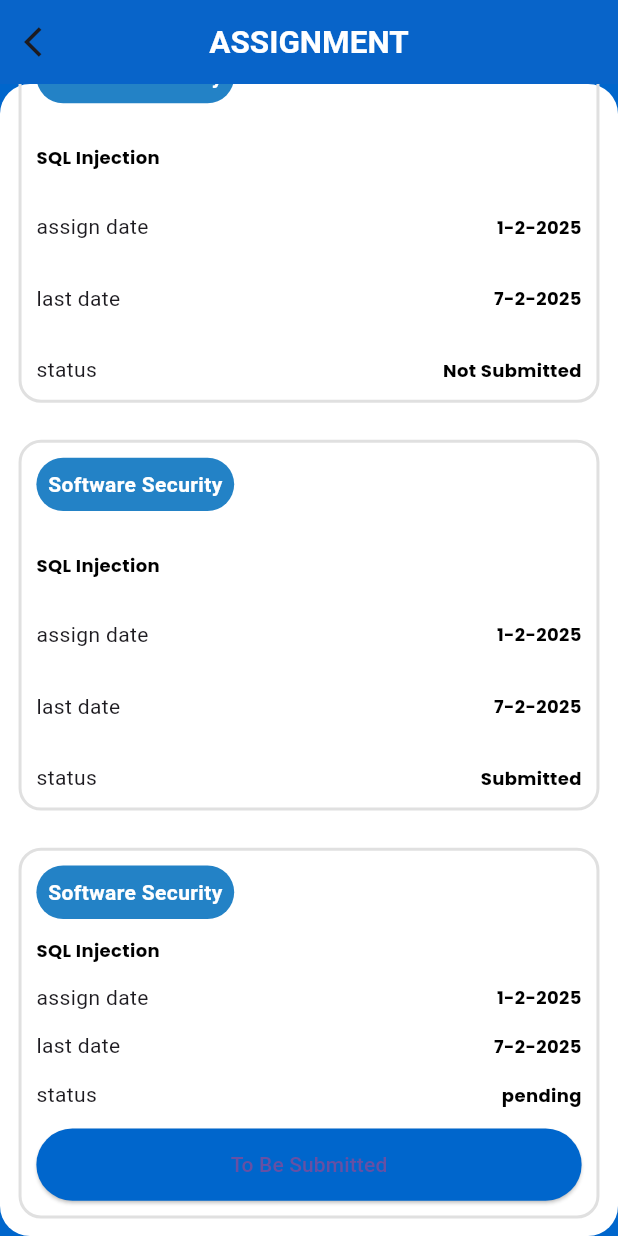
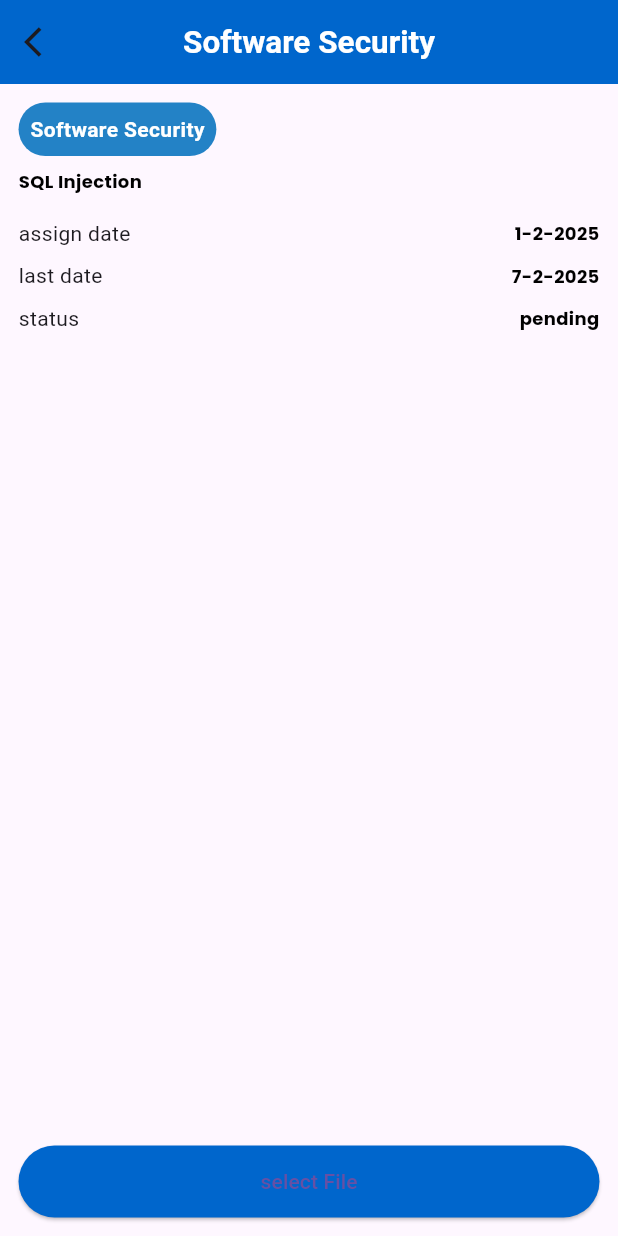
Before and after one commit to EsraaEhab153/fcit_edutrack, a Flutter app: the AssignmentScreen screen opened by its route, scrolled down 319 dp, after a tap on "To Be Submitted", on a phone screen of 412 x 824 dp. Run offline on Flutter 3.47's test engine with Material 3 defaults, Android fonts, the phone set to English and light mode, and no system bars; our stand-ins replace animated_splash_screen, file_picker, google_fonts, google_nav_bar, lottie, open_file and 1 more; missing offline and left inert: flutter_barcode_scanner.

Commit message:
Finished Assignment Details Screen UI and Picked file from the device

```diff
--- a/lib/main.dart
+++ b/lib/main.dart
@@ -1,6 +1,7 @@
 import 'package:fci_edutrack/auth/login_or_register_screen.dart';
 import 'package:fci_edutrack/auth/login_screen.dart';
 import 'package:fci_edutrack/auth/register_screen.dart';
+import 'package:fci_edutrack/screens/assignment/assignment_details.dart';
 import 'package:fci_edutrack/screens/assignment/assignment_screen.dart';
 import 'package:fci_edutrack/screens/camera_permission_screen.dart';
 import 'package:fci_edutrack/screens/explain_screens.dart';
@@ -12,8 +13,14 @@ import 'package:fci_edutrack/screens/password/reset_password_screen.dart';
 import 'package:fci_edutrack/screens/register_attendance.dart';
 import 'package:fci_edutrack/screens/splash_screen.dart';
 import 'package:flutter/material.dart';
+import 'package:flutter/services.dart';
 
 void main() {
+  WidgetsFlutterBinding.ensureInitialized();
+  SystemChrome.setPreferredOrientations([
+    DeviceOrientation.portraitUp,
+    DeviceOrientation.portraitDown,
+  ]);
   runApp(const MyApp());
 }
 
@@ -46,6 +53,7 @@ class MyApp extends StatelessWidget {
         MyBottomNavBar.routeName: (context) => const MyBottomNavBar(),
         NotificationsScreen.routeName: (context) => const NotificationsScreen(),
         AssignmentScreen.routeName: (context) => const AssignmentScreen(),
+        AssignmentDetails.routeName: (context) => const AssignmentDetails(),
       },
     );
   }
--- a/lib/screens/assignment/assignment_card.dart
+++ b/lib/screens/assignment/assignment_card.dart
@@ -1,3 +1,4 @@
+import 'package:fci_edutrack/screens/assignment/assignment_details.dart';
 import 'package:fci_edutrack/screens/assignment/assignment_model.dart';
 import 'package:fci_edutrack/style/my_app_colors.dart';
 import 'package:fci_edutrack/style/my_theme_data.dart';
@@ -76,7 +77,10 @@ class AssignmentCard extends StatelessWidget {
           ),
           if (assignments[index].status == 'pending')
             ElevatedButton(
-                onPressed: () {},
+                onPressed: () {
+                  Navigator.pushNamed(context, AssignmentDetails.routeName,
+                      arguments: assignments[index]);
+                },
                 style: ElevatedButton.styleFrom(
                   backgroundColor: MyAppColors.primaryColor,
                   padding: EdgeInsets.all(
--- /dev/null
+++ b/lib/screens/assignment/assignment_details.dart
@@ -0,0 +1,230 @@
+import 'package:fci_edutrack/screens/assignment/assignment_model.dart';
+import 'package:file_picker/file_picker.dart';
+import 'package:flutter/material.dart';
+import 'package:open_file/open_file.dart';
+
+import '../../style/my_app_colors.dart';
+import '../../style/my_theme_data.dart';
+
+class AssignmentDetails extends StatefulWidget {
+  static const String routeName = 'assignment_details';
+
+  const AssignmentDetails({super.key});
+
+  @override
+  State<AssignmentDetails> createState() => _AssignmentDetailsState();
+}
+
+class _AssignmentDetailsState extends State<AssignmentDetails> {
+  bool isFilePicked = false;
+  PlatformFile? selectedFile; // Store the selected file
+
+  @override
+  Widget build(BuildContext context) {
+    AssignmentModel assignment =
+        ModalRoute.of(context)!.settings.arguments as AssignmentModel;
+
+    return Scaffold(
+      appBar: AppBar(
+        backgroundColor: MyAppColors.primaryColor,
+        title: Text(
+          assignment.subjectName,
+          style: MyThemeData.lightModeStyle.textTheme.titleMedium!.copyWith(
+            color: MyAppColors.whiteColor,
+          ),
+        ),
+        centerTitle: true,
+        elevation: 0,
+        leading: IconButton(
+          onPressed: () {
+            Navigator.pop(context);
+          },
+          icon: const Icon(Icons.arrow_back_ios),
+        ),
+      ),
+      body: Padding(
+        padding: EdgeInsets.all(MediaQuery.of(context).size.width * 0.03),
+        child: Column(
+          crossAxisAlignment: CrossAxisAlignment.start,
+          children: [
+            // Subject name
+            Container(
+              padding:
+                  EdgeInsets.all(MediaQuery.of(context).size.width * 0.019),
+              decoration: BoxDecoration(
+                  color: MyAppColors.lightBlueColor,
+                  borderRadius: BorderRadius.circular(20)),
+              child: Text(
+                assignment.subjectName,
+                style: MyThemeData.lightModeStyle.textTheme.titleSmall!
+                    .copyWith(
+                        color: MyAppColors.whiteColor,
+                        fontWeight: FontWeight.bold),
+              ),
+            ),
+            SizedBox(
+              height: MediaQuery.of(context).size.height * 0.01,
+            ),
+            // Topic name
+            Text(
+              assignment.topicName,
+              style: MyThemeData.lightModeStyle.textTheme.bodyMedium,
+            ),
+            SizedBox(
+              height: MediaQuery.of(context).size.height * 0.02,
+            ),
+            // Assign date
+            Row(
+              mainAxisAlignment: MainAxisAlignment.spaceBetween,
+              children: [
+                const Text('assign date'),
+                Text(
+                  assignment.assignDate,
+                  style: MyThemeData.lightModeStyle.textTheme.bodyMedium,
+                ),
+              ],
+            ),
+            SizedBox(
+              height: MediaQuery.of(context).size.height * 0.01,
+            ),
+            // Last date
+            Row(
+              mainAxisAlignment: MainAxisAlignment.spaceBetween,
+              children: [
+                const Text('last date'),
+                Text(
+                  assignment.lastDate,
+                  style: MyThemeData.lightModeStyle.textTheme.bodyMedium,
+                ),
+              ],
+            ),
+            SizedBox(
+              height: MediaQuery.of(context).size.height * 0.01,
+            ),
+            // Status
+            Row(
+              mainAxisAlignment: MainAxisAlignment.spaceBetween,
+              children: [
+                const Text('status'),
+                Text(
+                  assignment.status,
+                  style: MyThemeData.lightModeStyle.textTheme.bodyMedium,
+                ),
+              ],
+            ),
+            SizedBox(
+              height: MediaQuery.of(context).size.height * 0.03,
+            ),
+            // Show the container only when a file is picked
+            if (isFilePicked && selectedFile != null)
+              GestureDetector(
+                onTap: () {
+                  openFile(
+                      selectedFile!); // Open the file when the container is clicked
+                },
+                child: Container(
+                  width: double.infinity,
+                  padding: const EdgeInsets.all(10),
+                  decoration: BoxDecoration(
+                    color: MyAppColors.primaryColor,
+                    borderRadius: BorderRadius.circular(10),
+                  ),
+                  child: Row(
+                    mainAxisAlignment: MainAxisAlignment.spaceBetween,
+                    children: [
+                      SizedBox(
+                        width: 200, // Adjust width as needed
+                        child: Text(
+                          selectedFile!.name, // Show file name
+                          overflow: TextOverflow.ellipsis,
+                          // Adds "..." when text is too long
+                          maxLines: 1,
+                          style: MyThemeData
+                              .lightModeStyle.textTheme.bodyMedium!
+                              .copyWith(
+                            color: Colors.white,
+                          ),
+                        ),
+                      ),
+                      Row(
+                        children: [
+                          const Icon(Icons.insert_drive_file,
+                              color: Colors.white),
+                          const SizedBox(width: 8),
+                          // Delete Icon
+                          IconButton(
+                            onPressed: () {
+                              showDeleteConfirmationDialog();
+                            },
+                            icon: const Icon(Icons.delete, color: Colors.red),
+                          ),
+                        ],
+                      ),
+                    ],
+                  ),
+                ),
+              ),
+
+            const Spacer(),
+
+            // File Picker Button
+            ElevatedButton(
+              onPressed: () async {
+                final result = await FilePicker.platform.pickFiles();
+                if (result == null) return;
+
+                setState(() {
+                  isFilePicked = true;
+                  selectedFile = result.files.first; // Store the picked file
+                });
+              },
+              style: ElevatedButton.styleFrom(
+                backgroundColor: MyAppColors.primaryColor,
+                padding:
+                    EdgeInsets.all(MediaQuery.of(context).size.height * 0.017),
+                minimumSize: Size(
+                    double.infinity, MediaQuery.of(context).size.height * 0.01),
+                shape: RoundedRectangleBorder(
+                    borderRadius: BorderRadius.circular(25)),
+              ),
+              child: const Text('select File'),
+            ),
+          ],
+        ),
+      ),
+    );
+  }
+
+  void openFile(PlatformFile file) {
+    OpenFile.open(file.path);
+  }
+
+  // Show delete confirmation dialog
+  void showDeleteConfirmationDialog() {
+    showDialog(
+      context: context,
+      builder: (context) => AlertDialog(
+        title: const Text("Delete File"),
+        content: const Text("Are you sure you want to delete this file?"),
+        actions: [
+          TextButton(
+            onPressed: () {
+              Navigator.pop(context); // Close dialog
+            },
+            child: const Text("Cancel"),
+          ),
+          TextButton(
+            onPressed: () {
+              setState(() {
+                isFilePicked = false;
+                selectedFile = null;
+              });
+              Navigator.pop(context); // Close dialog
+            },
+            child: const Text("Delete", style: TextStyle(color: Colors.red)),
+          ),
+        ],
+      ),
+    );
+  }
+}
--- a/pubspec.yaml
+++ b/pubspec.yaml
@@ -41,6 +41,8 @@ dependencies:
   curved_navigation_bar: ^1.0.6
   google_nav_bar: ^5.0.7
   flutter_barcode_scanner: ^2.0.0
+  file_picker: ^8.0.0+1
+  open_file: ^3.3.2
 
 dev_dependencies:
   flutter_test:
```
Also changed, not shown: pubspec.lock, 3 other files.
